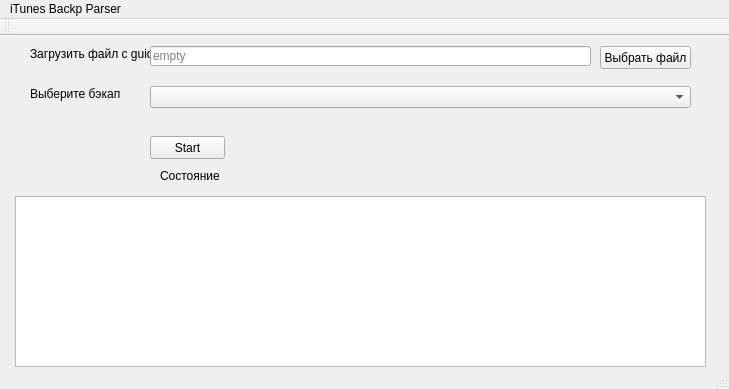
Old version of the form mainwindow.ui in the repository vohulg/iTunesParser.
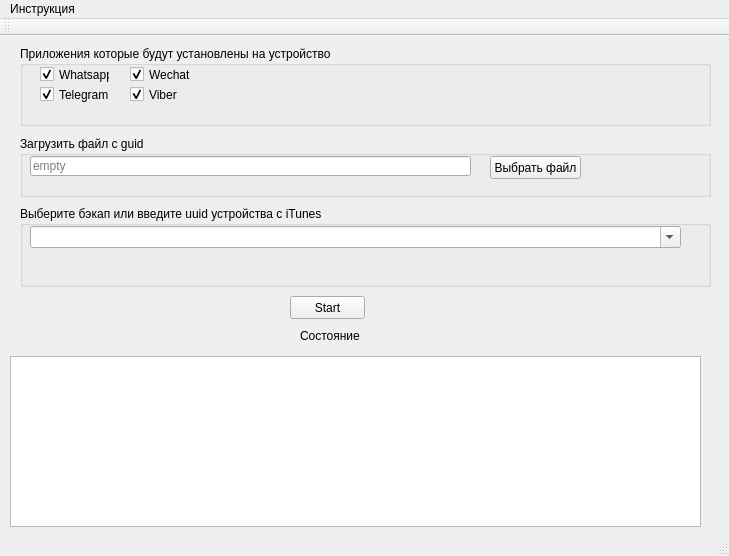
New version of the form.

Commit message: Добавил обработку wechat и выбор установочных приложений

The edit to the form file:
```diff
--- a/mainwindow.ui
+++ b/mainwindow.ui
@@ -10,41 +10,18 @@
     <x>0</x>
     <y>0</y>
     <width>729</width>
-    <height>389</height>
+    <height>556</height>
    </rect>
   </property>
   <property name="windowTitle">
    <string>itunesBackupParser</string>
   </property>
   <widget class="QWidget" name="centralWidget">
-   <widget class="QComboBox" name="backupsListComBox">
-    <property name="geometry">
-     <rect>
-      <x>150</x>
-      <y>50</y>
-      <width>541</width>
-      <height>22</height>
-     </rect>
-    </property>
-   </widget>
-   <widget class="QLabel" name="label">
-    <property name="geometry">
-     <rect>
-      <x>30</x>
-      <y>50</y>
-      <width>91</width>
-      <height>16</height>
-     </rect>
-    </property>
-    <property name="text">
-     <string>Выберите бэкап</string>
-    </property>
-   </widget>
    <widget class="QPushButton" name="startBtn">
     <property name="geometry">
      <rect>
-      <x>150</x>
-      <y>100</y>
+      <x>290</x>
+      <y>260</y>
       <width>75</width>
       <height>23</height>
      </rect>
@@ -56,8 +33,8 @@
    <widget class="QTextBrowser" name="logTextBrowser">
     <property name="geometry">
      <rect>
-      <x>15</x>
-      <y>160</y>
+      <x>10</x>
+      <y>320</y>
       <width>691</width>
       <height>171</height>
      </rect>
@@ -66,8 +43,8 @@
    <widget class="QLabel" name="label_2">
     <property name="geometry">
      <rect>
-      <x>160</x>
-      <y>130</y>
+      <x>300</x>
+      <y>290</y>
       <width>61</width>
       <height>20</height>
      </rect>
@@ -79,46 +56,171 @@
    <widget class="QLabel" name="label_3">
     <property name="geometry">
      <rect>
-      <x>30</x>
-      <y>10</y>
+      <x>0</x>
+      <y>170</y>
       <width>121</width>
       <height>16</height>
      </rect>
     </property>
     <property name="text">
+     <string/>
+    </property>
+   </widget>
+   <widget class="QGroupBox" name="groupBox">
+    <property name="geometry">
+     <rect>
+      <x>20</x>
+      <y>10</y>
+      <width>691</width>
+      <height>80</height>
+     </rect>
+    </property>
+    <property name="title">
+     <string>Приложения которые будут установлены на устройство</string>
+    </property>
+    <widget class="QCheckBox" name="whatsappAppcheckBox">
+     <property name="geometry">
+      <rect>
+       <x>20</x>
+       <y>20</y>
+       <width>70</width>
+       <height>17</height>
+      </rect>
+     </property>
+     <property name="text">
+      <string>Whatsapp </string>
+     </property>
+     <property name="checked">
+      <bool>true</bool>
+     </property>
+    </widget>
+    <widget class="QCheckBox" name="TelegramAppCheckBox">
+     <property name="geometry">
+      <rect>
+       <x>20</x>
+       <y>40</y>
+       <width>70</width>
+       <height>17</height>
+      </rect>
+     </property>
+     <property name="text">
+      <string>Telegram</string>
+     </property>
+     <property name="checked">
+      <bool>true</bool>
+     </property>
+    </widget>
+    <widget class="QCheckBox" name="WechatAppCheckBox">
+     <property name="geometry">
+      <rect>
+       <x>110</x>
+       <y>20</y>
+       <width>70</width>
+       <height>17</height>
+      </rect>
+     </property>
+     <property name="text">
+      <string>Wechat</string>
+     </property>
+     <property name="checked">
+      <bool>true</bool>
+     </property>
+    </widget>
+    <widget class="QCheckBox" name="ViberAppCheckBox">
+     <property name="geometry">
+      <rect>
+       <x>110</x>
+       <y>40</y>
+       <width>70</width>
+       <height>17</height>
+      </rect>
+     </property>
+     <property name="text">
+      <string>Viber</string>
+     </property>
+     <property name="checked">
+      <bool>true</bool>
+     </property>
+    </widget>
+   </widget>
+   <widget class="QGroupBox" name="groupBox_2">
+    <property name="geometry">
+     <rect>
+      <x>20</x>
+      <y>100</y>
+      <width>691</width>
+      <height>61</height>
+     </rect>
+    </property>
+    <property name="title">
      <string>Загрузить файл с guid</string>
     </property>
+    <widget class="QLineEdit" name="guidLine">
+     <property name="geometry">
+      <rect>
+       <x>10</x>
+       <y>20</y>
+       <width>441</width>
+       <height>20</height>
+      </rect>
+     </property>
+     <property name="readOnly">
+      <bool>true</bool>
+     </property>
+     <property name="placeholderText">
+      <string>empty</string>
+     </property>
+    </widget>
+    <widget class="QPushButton" name="chooseFileBtn">
+     <property name="geometry">
+      <rect>
+       <x>470</x>
+       <y>20</y>
+       <width>91</width>
+       <height>23</height>
+      </rect>
+     </property>
+     <property name="text">
+      <string>Выбрать файл</string>
+     </property>
+    </widget>
    </widget>
-   <widget class="QLineEdit" name="guidLine">
+   <widget class="QGroupBox" name="groupBox_3">
     <property name="geometry">
      <rect>
-      <x>150</x>
-      <y>10</y>
-      <width>441</width>
-      <height>20</height>
+      <x>20</x>
+      <y>170</y>
+      <width>691</width>
+      <height>81</height>
      </rect>
     </property>
-    <property name="readOnly">
-     <bool>true</bool>
+    <property name="title">
+     <string>Выберите бэкап или введите uuid устройства с iTunes</string>
     </property>
-    <property name="placeholderText">
-     <string>empty</string>
-    </property>
+    <widget class="QComboBox" name="backupsListComBox">
+     <property name="geometry">
+      <rect>
+       <x>10</x>
+       <y>20</y>
+       <width>651</width>
+       <height>22</height>
+      </rect>
+     </property>
+     <property name="editable">
+      <bool>true</bool>
+     </property>
+    </widget>
    </widget>
-   <widget class="QPushButton" name="chooseFileBtn">
-    <property name="geometry">
-     <rect>
-      <x>600</x>
-      <y>10</y>
-      <width>91</width>
-      <height>23</height>
-     </rect>
-    </property>
-    <property name="text">
-     <string>Выбрать файл</string>
-    </property>
-   </widget>
   </widget>
+  <widget class="QToolBar" name="mainToolBar">
+   <attribute name="toolBarArea">
+    <enum>TopToolBarArea</enum>
+   </attribute>
+   <attribute name="toolBarBreak">
+    <bool>false</bool>
+   </attribute>
+  </widget>
+  <widget class="QStatusBar" name="statusBar"/>
   <widget class="QMenuBar" name="menuBar">
    <property name="geometry">
     <rect>
@@ -128,22 +230,18 @@
      <height>21</height>
     </rect>
    </property>
-   <widget class="QMenu" name="menuITunes_Backp_Parser">
+   <widget class="QMenu" name="menu">
     <property name="title">
-     <string>iTunes Backp Parser</string>
+     <string>Инструкция</string>
     </property>
    </widget>
-   <addaction name="menuITunes_Backp_Parser"/>
+   <addaction name="menu"/>
   </widget>
-  <widget class="QToolBar" name="mainToolBar">
-   <attribute name="toolBarArea">
-    <enum>TopToolBarArea</enum>
-   </attribute>
-   <attribute name="toolBarBreak">
-    <bool>false</bool>
-   </attribute>
-  </widget>
-  <widget class="QStatusBar" name="statusBar"/>
+  <action name="action">
+   <property name="text">
+    <string>Пошаговая Инструкция</string>
+   </property>
+  </action>
  </widget>
  <layoutdefault spacing="6" margin="11"/>
  <resources/>
```
Left out of the diff: 1 changed line with no effect on the pictures. The commit also changes 29 other files.
